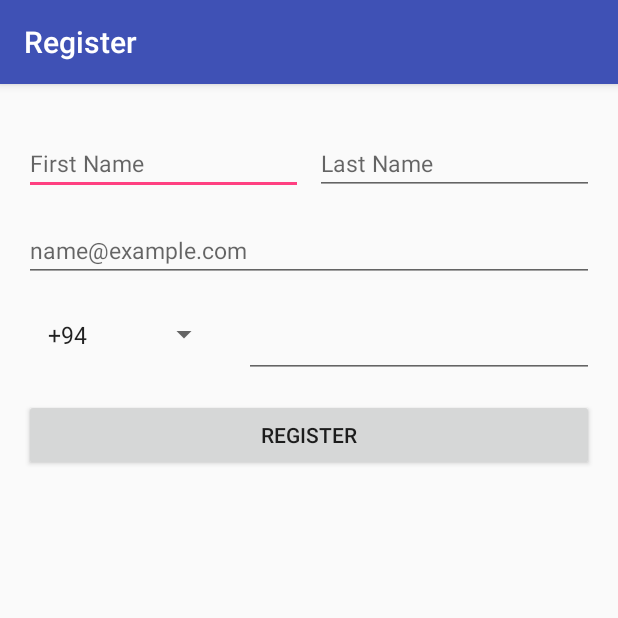
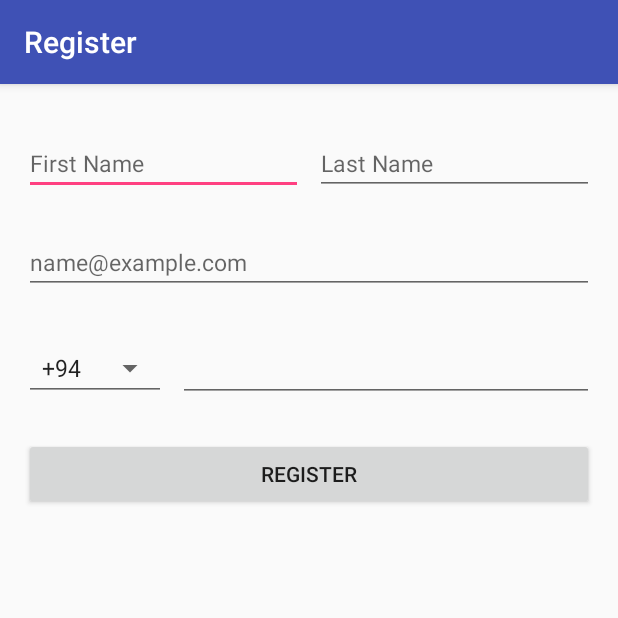
Before and after one commit to AUser000/food-project-demo, an Android app: the screen it shows after launch (RegisterActivity), on a phone screen of 412 x 824 dp, the top half of it. Run offline under Robolectric (Android 15) with nearby library versions, the phone set to English and light mode, and no system bars; our stand-ins replace Firebase (no records; nobody signed in at launch, a user with empty details on screens opened directly).

Commit message:
improve register UI

```diff
--- a/app/src/main/res/layout/activity_register.xml
+++ b/app/src/main/res/layout/activity_register.xml
@@ -41,7 +41,7 @@
         android:layout_height="wrap_content"
         android:layout_marginEnd="16dp"
         android:layout_marginStart="16dp"
-        android:layout_marginTop="16dp"
+        android:layout_marginTop="24dp"
         android:ems="10"
         android:hint="name@example.com"
         android:inputType="textEmailAddress"
@@ -52,30 +52,30 @@
 
     <EditText
         android:id="@+id/editText3"
-        android:layout_width="wrap_content"
+        android:layout_width="0dp"
         android:layout_height="wrap_content"
         android:layout_marginEnd="16dp"
         android:layout_marginStart="8dp"
-        android:layout_marginTop="16dp"
         android:ems="10"
         android:inputType="phone"
         android:maxLength="9"
         android:textSize="20sp"
+        app:layout_constraintBaseline_toBaselineOf="@+id/spinner"
         app:layout_constraintEnd_toEndOf="parent"
-        app:layout_constraintStart_toEndOf="@+id/spinner"
-        app:layout_constraintTop_toBottomOf="@+id/editText4" />
+        app:layout_constraintHorizontal_weight="8"
+        app:layout_constraintStart_toEndOf="@+id/spinner" />
 
     <Spinner
         android:id="@+id/spinner"
+        style="@style/Base.Widget.AppCompat.Spinner.Underlined"
         android:layout_width="0dp"
-        android:layout_height="wrap_content"
-        android:layout_marginEnd="8dp"
+        android:layout_height="43dp"
         android:layout_marginStart="16dp"
-        android:layout_marginTop="16dp"
+        android:layout_marginTop="28dp"
         android:entries="@array/phoneCodes"
-        android:padding="@dimen/nav_header_vertical_spacing"
-        app:layout_constraintEnd_toStartOf="@+id/editText3"
+        android:spinnerMode="dialog"
         app:layout_constraintHorizontal_chainStyle="spread_inside"
+        app:layout_constraintHorizontal_weight="2"
         app:layout_constraintStart_toStartOf="parent"
         app:layout_constraintTop_toBottomOf="@+id/editText4" />
 
@@ -89,5 +89,5 @@
         android:text="REGISTER"
         app:layout_constraintEnd_toEndOf="parent"
         app:layout_constraintStart_toStartOf="parent"
-        app:layout_constraintTop_toBottomOf="@+id/spinner" />
+        app:layout_constraintTop_toBottomOf="@+id/editText3" />
 </android.support.constraint.ConstraintLayout>
```
